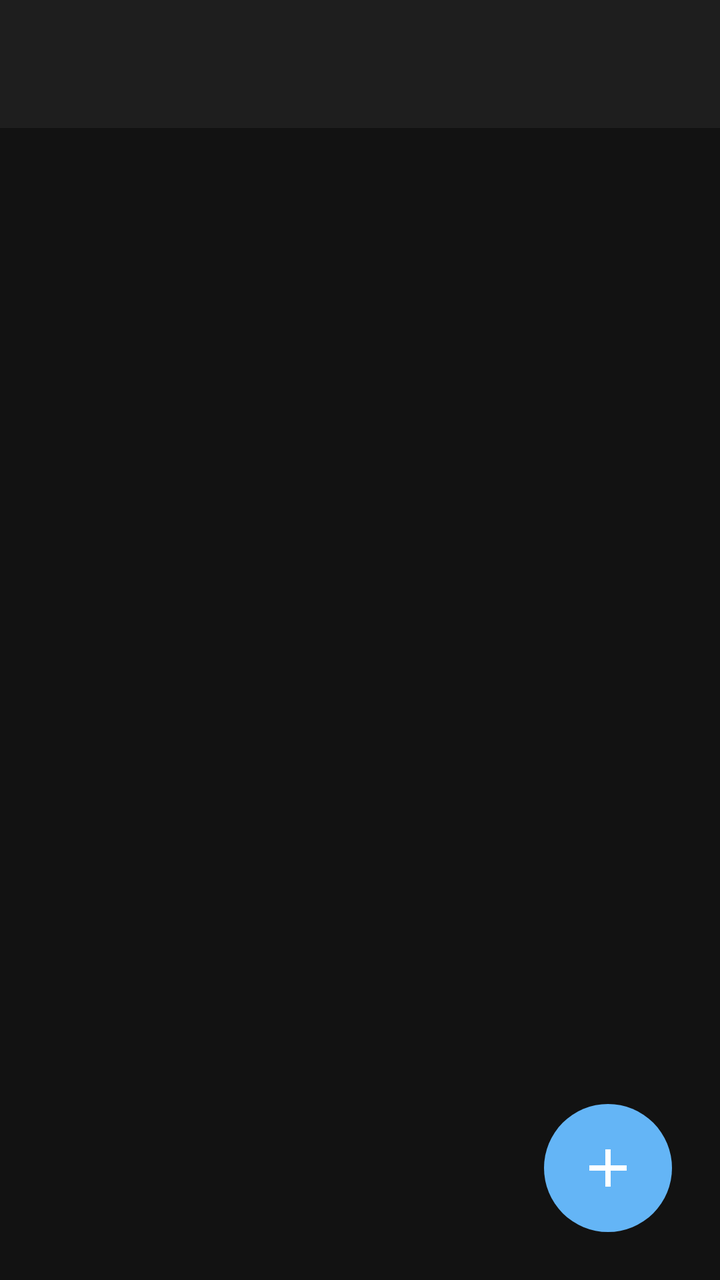
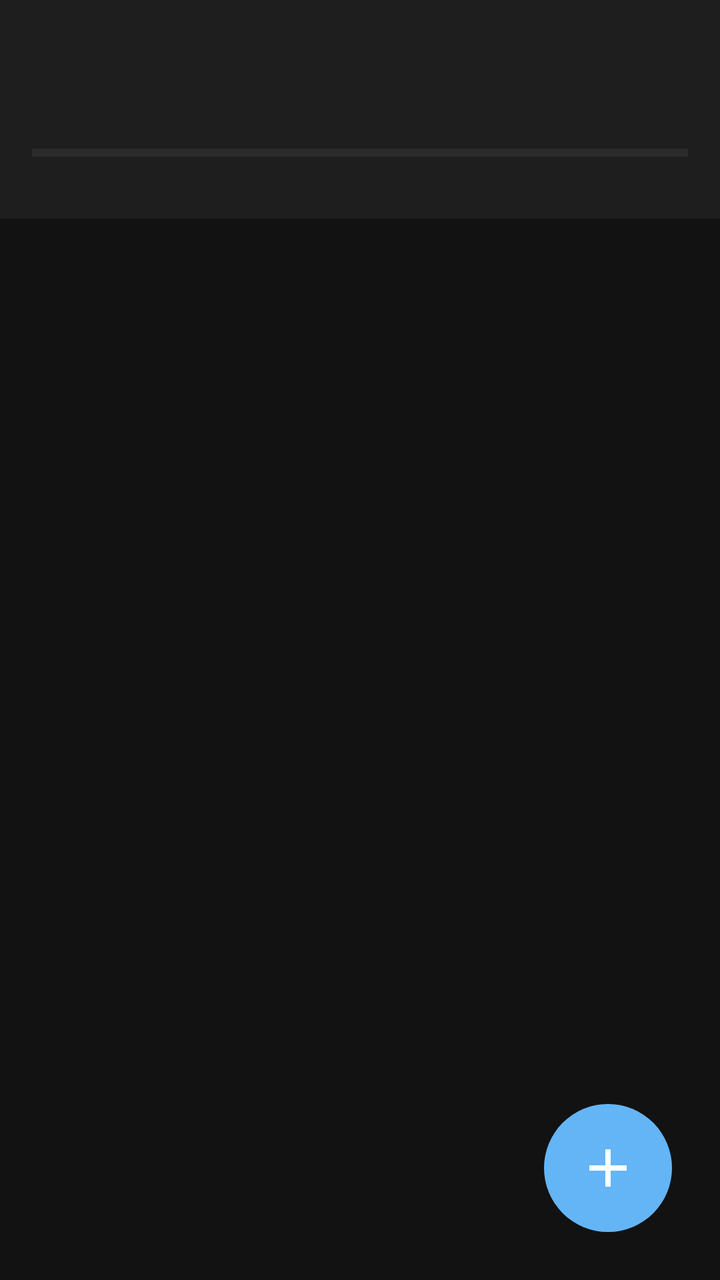

The first picture is an Android layout as it rendered before a commit; the second is the same layout after the commit. The layout source and the unified diff follow.
<!-- AndroidManifest.xml: application theme Theme.VSManager -->
<!-- res/layout/activity_main.xml -->
<?xml version="1.0" encoding="utf-8"?>
<androidx.coordinatorlayout.widget.CoordinatorLayout 
    xmlns:android="http://schemas.android.com/apk/res/android"
    xmlns:app="http://schemas.android.com/apk/res-auto"
    android:layout_width="match_parent"
    android:layout_height="match_parent"
    android:background="#121212">

    <com.google.android.material.appbar.AppBarLayout
        android:layout_width="match_parent"
        android:layout_height="wrap_content"
        android:background="#1E1E1E"
        app:elevation="4dp">

        <androidx.appcompat.widget.Toolbar
            android:id="@+id/toolbar"
            android:layout_width="match_parent"
            android:layout_height="?attr/actionBarSize"
            app:titleTextColor="#FFFFFF"
            app:subtitleTextColor="#888888" />
    </com.google.android.material.appbar.AppBarLayout>

    
    <androidx.recyclerview.widget.RecyclerView
        android:id="@+id/recyclerView"
        android:layout_width="match_parent"
        android:layout_height="match_parent"
        android:scrollbars="vertical"
        android:fadeScrollbars="false"
        android:scrollbarThumbVertical="@drawable/scrollbar_thumb"
        android:scrollbarSize="8dp"
        app:layout_behavior="@string/appbar_scrolling_view_behavior" />

    <FrameLayout
        android:id="@+id/fabContainer"
        android:layout_width="64dp"
        android:layout_height="64dp"
        android:layout_gravity="bottom|end"
        android:layout_margin="24dp"
        android:background="@drawable/bg_fab" 
        android:clickable="true"
        android:focusable="true">

        <ImageView
            android:id="@+id/fabIcon"
            android:layout_width="32dp"
            android:layout_height="32dp"
            android:layout_gravity="center"
            android:src="@drawable/ic_add"
            app:tint="#FFFFFF" /> 
    </FrameLayout>
</androidx.coordinatorlayout.widget.CoordinatorLayout>
<!-- resources referenced by this layout -->
<resources>
  <!-- drawable bg_fab (drawable) -->
  <?xml version="1.0" encoding="utf-8"?>
  <shape xmlns:android="http://schemas.android.com/apk/res/android" android:shape="oval">
      <solid android:color="#64B5F6"/> 
  </shape>
  <!-- drawable ic_add (drawable) -->
  <vector xmlns:android="http://schemas.android.com/apk/res/android"
      android:width="24dp"
      android:height="24dp"
      android:viewportWidth="24"
      android:viewportHeight="24">
      <path
          android:fillColor="#000000"
          android:pathData="M19,13h-6v6h-2v-6H5v-2h6V5h2v6h6v2z"/>
  </vector>
  <!-- drawable scrollbar_thumb (drawable) -->
  <?xml version="1.0" encoding="utf-8"?>
  <shape xmlns:android="http://schemas.android.com/apk/res/android">
      <corners android:radius="4dp"/>
      <solid android:color="#64B5F6"/>
  </shape>
  <style name="Theme.VSManager" parent="Theme.Material3.Dark.NoActionBar">
          <item name="colorPrimary">#D3D3D3</item>
          <item name="android:statusBarColor">#1E1E1E</item>
          <item name="android:navigationBarColor">#121212</item>
          <item name="android:windowBackground">#121212</item>
      </style>
</resources>

<!-- the commit's change to res/layout/activity_main.xml (unified diff, before → after) -->
@@ -18,9 +18,26 @@
             android:layout_height="?attr/actionBarSize"
             app:titleTextColor="#FFFFFF"
             app:subtitleTextColor="#888888" />
+            
+        <LinearLayout android:id="@+id/headerPath" android:layout_width="match_parent"
+            android:layout_height="wrap_content" android:orientation="vertical"
+            android:background="#1E1E1E" android:paddingBottom="10dp">
+            <HorizontalScrollView android:id="@+id/crumbScroll" android:layout_width="match_parent"
+                android:layout_height="wrap_content" android:scrollbars="none">
+                <LinearLayout android:id="@+id/crumbs" android:layout_width="wrap_content"
+                    android:layout_height="wrap_content" android:orientation="horizontal"
+                    android:gravity="center_vertical" android:paddingStart="12dp" android:paddingEnd="12dp"/>
+            </HorizontalScrollView>
+            <ProgressBar android:id="@+id/storageBar" style="?android:attr/progressBarStyleHorizontal"
+                android:layout_width="match_parent" android:layout_height="5dp"
+                android:layout_marginStart="16dp" android:layout_marginEnd="16dp" android:layout_marginTop="10dp"
+                android:progressTint="#7C9CFF" android:progressBackgroundTint="#33FFFFFF"/>
+            <TextView android:id="@+id/storageText" android:layout_width="wrap_content"
+                android:layout_height="wrap_content" android:layout_marginStart="16dp"
+                android:layout_marginTop="4dp" android:textColor="#9A9AA5" android:textSize="12sp"/>
+        </LinearLayout>
     </com.google.android.material.appbar.AppBarLayout>
 
-    
     <androidx.recyclerview.widget.RecyclerView
         android:id="@+id/recyclerView"
         android:layout_width="match_parent"
@@ -47,6 +64,6 @@
             android:layout_height="32dp"
             android:layout_gravity="center"
             android:src="@drawable/ic_add"
-            app:tint="#FFFFFF" /> 
+            app:tint="#FFFFFF" />
     </FrameLayout>
 </androidx.coordinatorlayout.widget.CoordinatorLayout>
